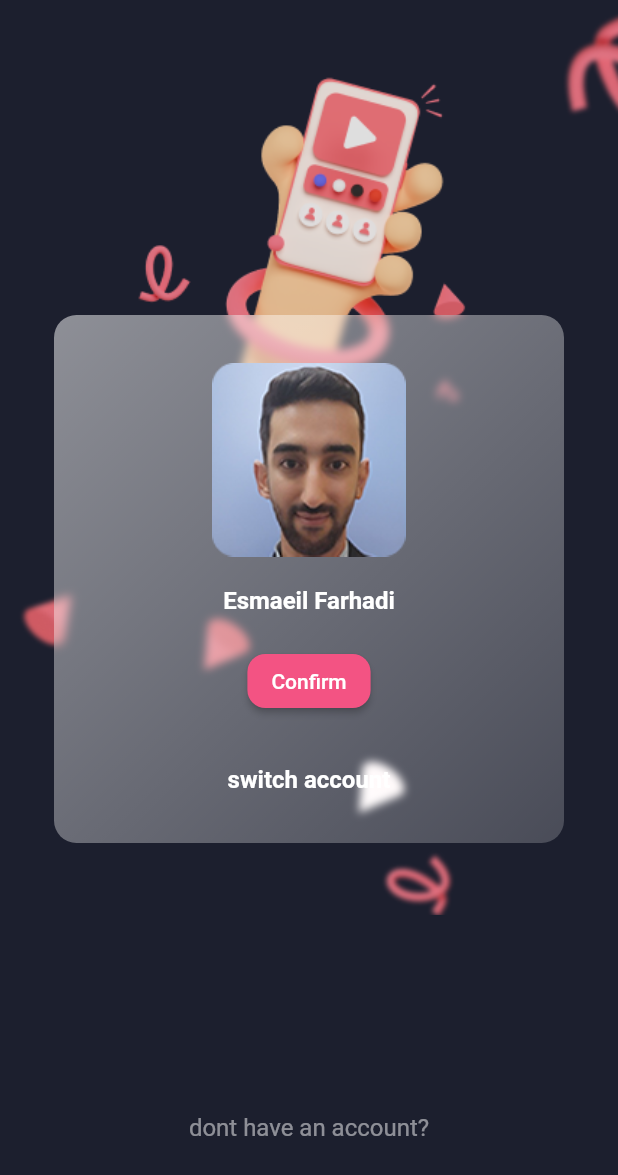
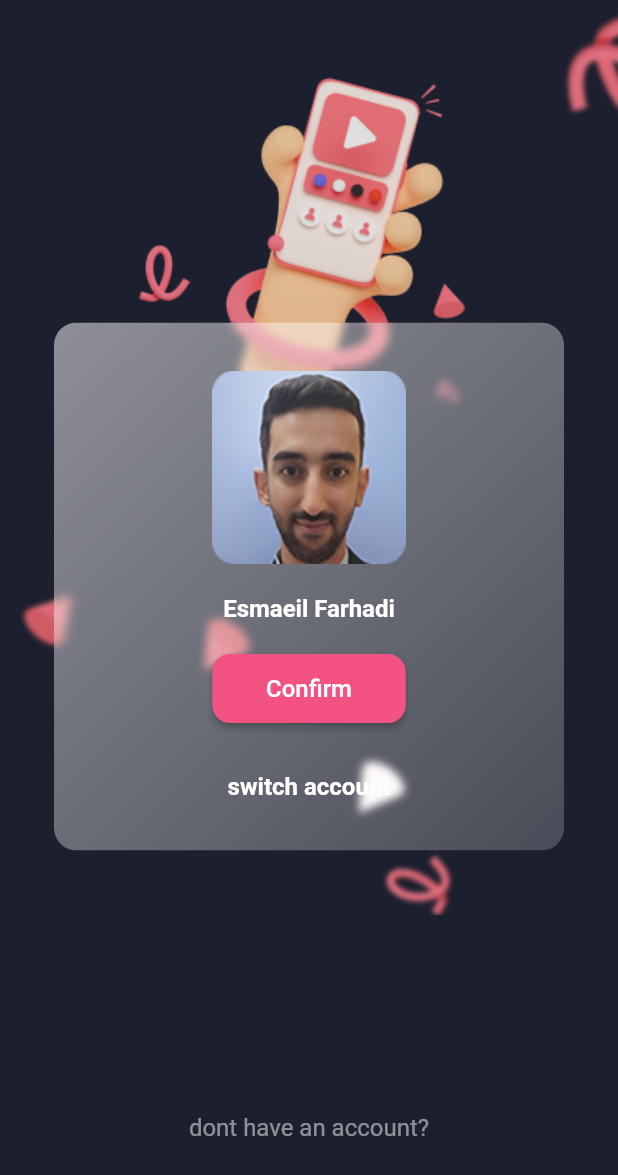
Before and after one commit to efarhadi/instagram, a Flutter app: the screen it shows after launch, on a phone screen of 412 x 824 dp. Shown: the top 1175 px of the screen. Run offline on Flutter 3.47's test engine with Material 2 defaults, Android fonts, the phone set to English and light mode, and no system bars.

Commit message:
fix button of profile screen bug

```diff
--- a/lib/screens/switch_account_screen.dart
+++ b/lib/screens/switch_account_screen.dart
@@ -1,5 +1,7 @@
 import 'package:flutter/material.dart';
 import 'dart:ui';
+
+import 'package:instagram_app/main.dart';
 
 class Swithch_account_Screen extends StatelessWidget {
   const Swithch_account_Screen({Key? key}) : super(key: key);
@@ -23,7 +25,7 @@ class Swithch_account_Screen extends StatelessWidget {
                   ),
                 ),
                 Positioned(
-                  top: 210,
+                  top: 215,
                   child: ClipRRect(
                     child: BackdropFilter(
                       filter: ImageFilter.blur(sigmaX: 3.0, sigmaY: 3.0),
@@ -62,13 +64,17 @@ class Swithch_account_Screen extends StatelessWidget {
                                   color: Colors.white),
                             ),
                             SizedBox(
-                              height: 20,
+                              height: 20.0,
                             ),
                             ElevatedButton(
                               onPressed: () {},
-                              child: Text('Confirm'),
+                              child: Text(
+                                'Confirm',
+                                style: TextStyle(fontSize: 16),
+                              ),
                               style: ElevatedButton.styleFrom(
                                 primary: Color(0xffF35383),
+                                minimumSize: Size(129, 46),
                                 shape: RoundedRectangleBorder(
                                   borderRadius: BorderRadius.circular(12),
                                 ),
```
